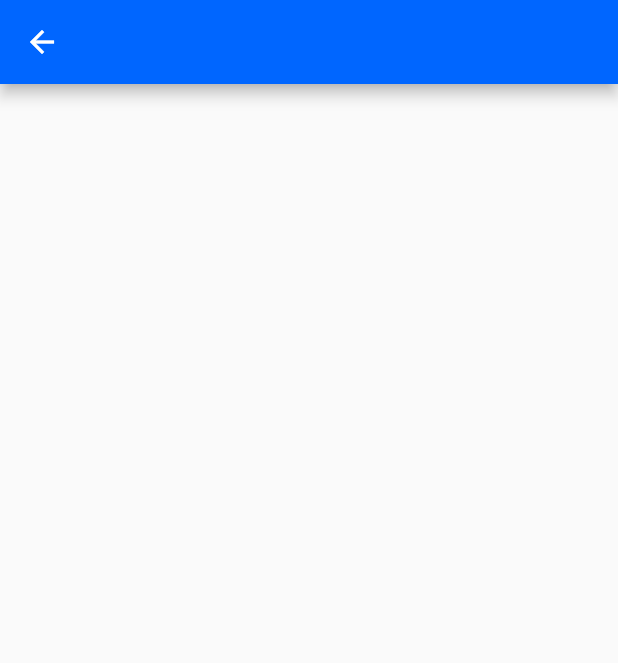
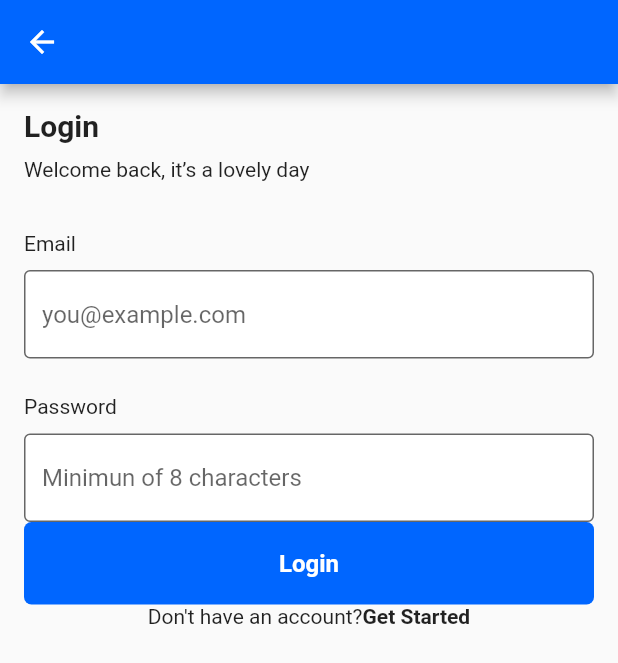
Before and after one commit to Allename/Sylar, a Flutter app: the screen it shows after launch, after a tap on "Login", on a phone screen of 412 x 824 dp. Shown: the top 663 px of the screen. Run offline on Flutter 3.47's test engine with Material 2 defaults, Android fonts, the phone set to English and light mode, and no system bars.

```diff
--- a/lib/screens/onboarding/login.dart
+++ b/lib/screens/onboarding/login.dart
@@ -1,5 +1,9 @@
+// ignore_for_file: unnecessary_string_escapes
+
 import 'package:flutter/material.dart';
 import 'package:sylar/utils/constants.dart';
+import 'package:sylar/widgets/button.dart';
+import 'package:sylar/widgets/header.dart';
 
 class Login extends StatelessWidget {
   const Login({ Key? key }) : super(key: key);
@@ -14,8 +18,76 @@ class Login extends StatelessWidget {
         width: double.infinity,
         padding: const EdgeInsets.all(16.0),
         child: Column(
+          crossAxisAlignment: CrossAxisAlignment.start,
           children: <Widget> [
-
+            const Header(title: 'Login', description: 'Welcome back, it\’s a lovely day'),
+            const SizedBox(height: 33.0),
+            Container(
+              child: Column(
+                crossAxisAlignment: CrossAxisAlignment.start,
+                children: <Widget> [
+                  const Text(
+                    'Email',
+                    style: TextStyle(
+                      fontSize: 14,
+                      fontWeight: FontWeight.w400,
+                    ),
+                  ),
+                  const SizedBox(height: 10.0),
+                  const TextField(
+                    keyboardType: TextInputType.emailAddress,
+                    decoration: InputDecoration(
+                      fillColor: Colors.white,
+                      filled: true,
+                      hintText: 'you@example.com',
+                      border: OutlineInputBorder(),
+                    ),
+                  ),
+                  const SizedBox(height: 24.0),
+                  const Text(
+                    'Password',
+                    style: TextStyle(
+                      fontSize: 14,
+                      fontWeight: FontWeight.w400,
+                    ),
+                  ),
+                  const SizedBox(height: 10.0),
+                  const TextField(
+                    autofocus: false,
+                    obscureText: true,
+                    decoration: InputDecoration(
+                      fillColor: Colors.white,
+                      filled: true,
+                      hintText: 'Minimun of 8 characters',
+                      border: OutlineInputBorder(),
+                    ),
+                  ),
+                  Button(text: 'Login', press: () {}),
+                  Row(
+                    mainAxisAlignment: MainAxisAlignment.center,
+                    children: <Widget> [
+                      const Text(
+                        'Don\'t have an account?',
+                        style: TextStyle(
+                          fontSize: 14,
+                          fontWeight: FontWeight.w400,
+                        ),
+                      ),
+                      GestureDetector(
+                        onTap: () => Navigator.push(context, MaterialPageRoute(builder: (_) => const Login())),
+                        child: const Text(
+                          'Get Started',
+                          style: TextStyle(
+                            fontSize: 14,
+                            fontWeight: FontWeight.bold,
+                          ),
+                        ),
+                      ),
+                    ],
+                  ),
+                ],
+              ),
+            ),
           ],
         ),
       ),
```
Also changed, not shown: assets/images/Stack.png (added).
